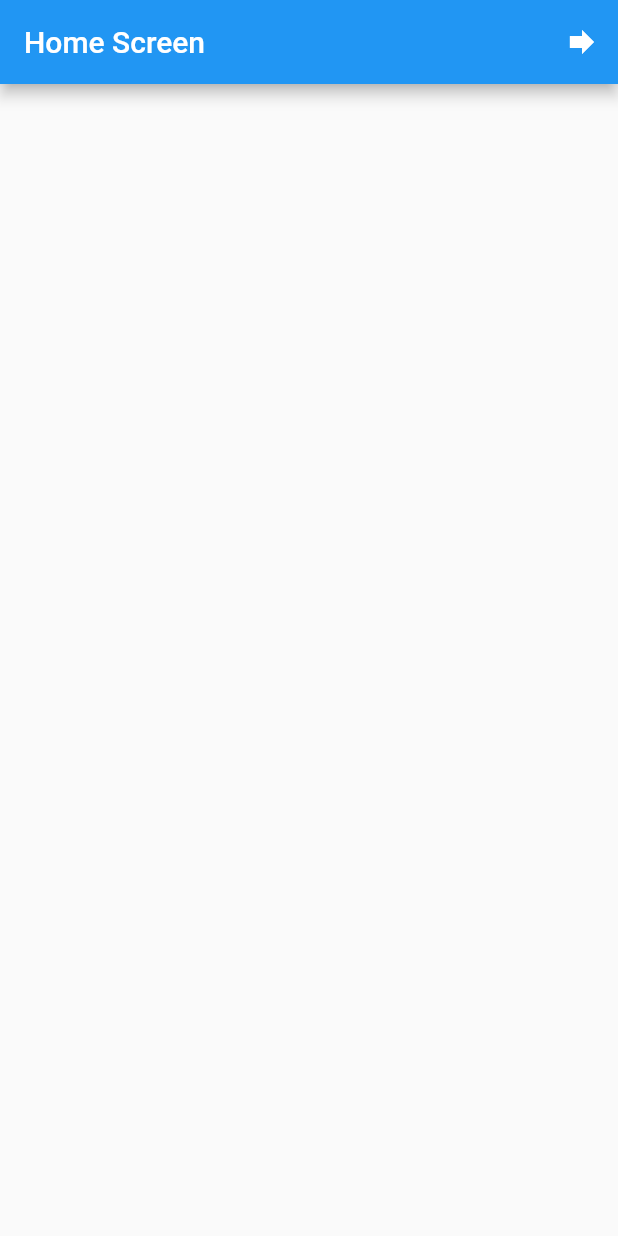
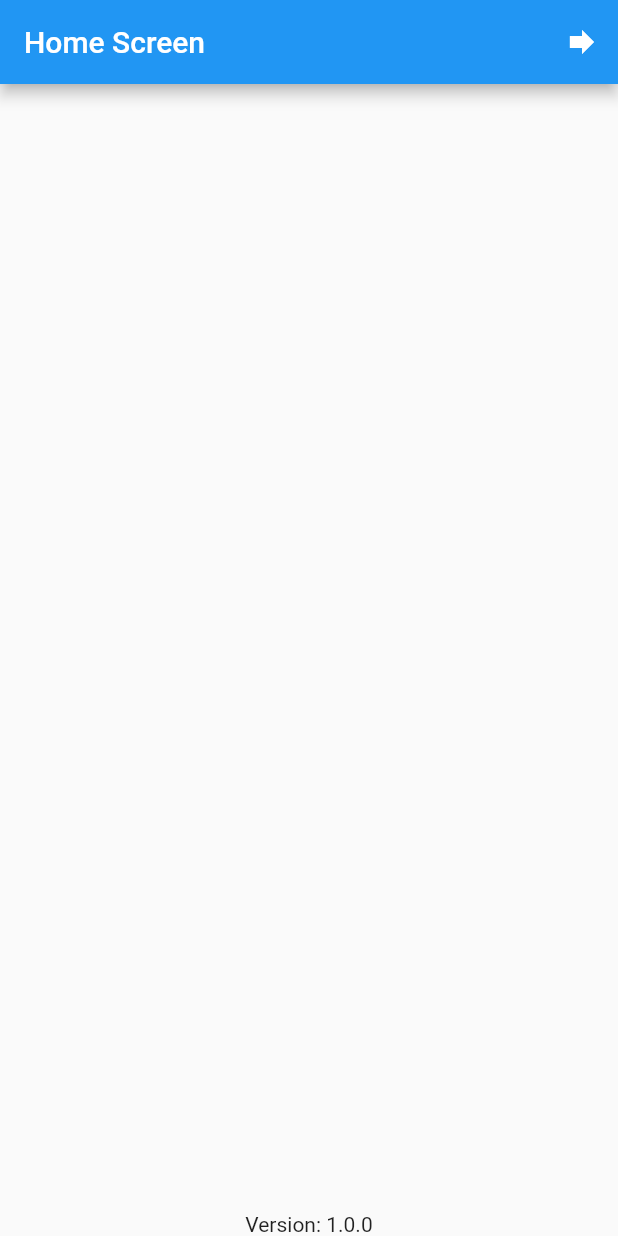
Before and after one commit to AntonyRuby/sample, a Flutter app: the screen it shows after launch, on a phone screen of 412 x 824 dp. Run offline on Flutter 3.47's test engine with Material 2 defaults, Android fonts, the phone set to English and light mode, and no system bars; our stand-ins replace package_info; missing offline and left inert: qr_code_scanner.

Commit message:
App version display completed

```diff
--- a/lib/home_screen.dart
+++ b/lib/home_screen.dart
@@ -1,4 +1,5 @@
 import 'package:flutter/material.dart';
+import 'package:package_info/package_info.dart';
 import 'package:sample/qr_scan_screen/qr_scan_screen.dart';
 
 class HomeScreen extends StatefulWidget {
@@ -23,6 +24,23 @@ class _HomeScreenState extends State<HomeScreen> {
               })
         ],
       ),
-        body: Column());
+      body: FutureBuilder<PackageInfo>(
+        future: PackageInfo.fromPlatform(),
+        builder: (context, snapshot) {
+          switch (snapshot.connectionState) {
+            case ConnectionState.done:
+              return Align(
+                alignment: Alignment.bottomCenter,
+                child: Text(
+                  'Version: ${snapshot.data.version}',
+                ),
+              );
+
+            default:
+              return const SizedBox();
+          }
+        },
+      ),
+    );
   }
 }
--- a/pubspec.yaml
+++ b/pubspec.yaml
@@ -32,6 +32,7 @@ dependencies:
   url_launcher: ^6.0.6
   flutter_linkify: ^5.0.2
   barcode_scanner: ^1.2.0
+  package_info: ^0.4.0+16
 
 
 
```
Also changed, not shown: pubspec.lock. Lines whose indentation alone changed are shown as unchanged.
